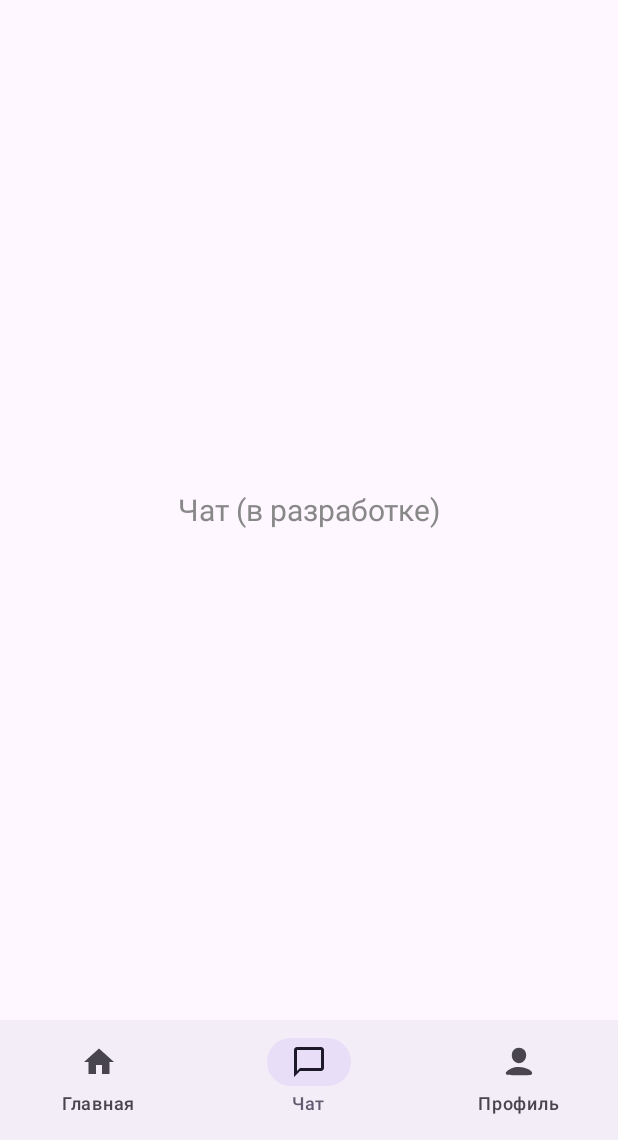
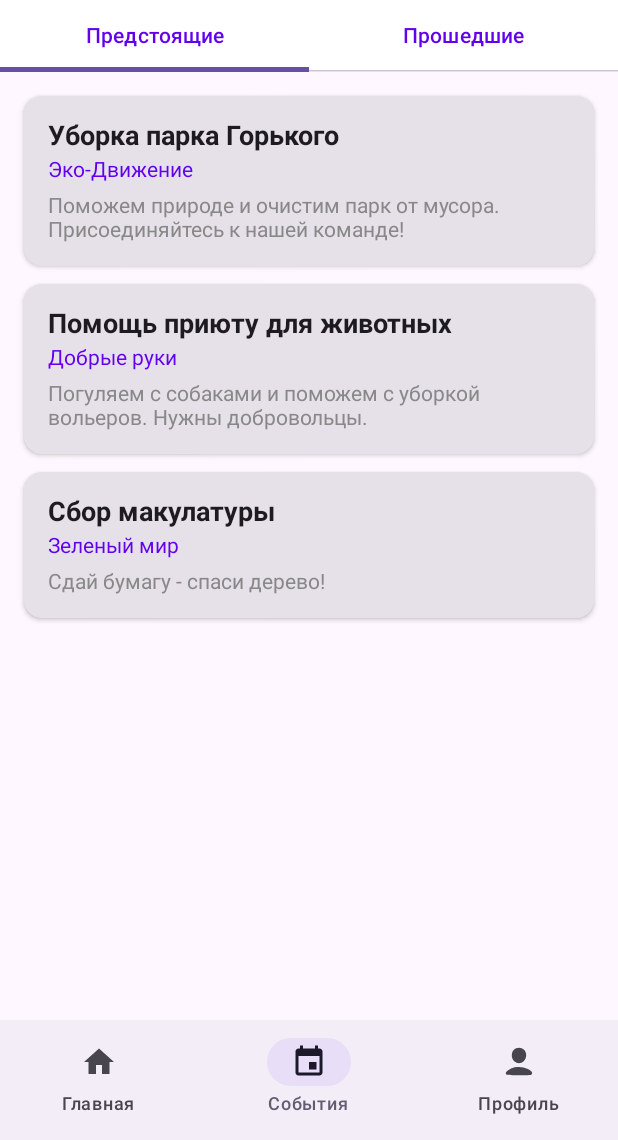
Before and after one commit to kwerbert/volunteer_plus, an Android app built with Jetpack Compose: the composable MainAppScreen shown on its own in the app's theme, item 2 of the bottom bar chosen, on a phone screen of 412 x 824 dp, the part 96-1236 px from its top. Run offline under Robolectric (Android 15) with nearby library versions, the phone set to English and light mode, and no system bars; our stand-ins replace Dagger/Hilt's generated code.

Commit message:
feat: перенос навигации на Compose, добавлены экраны Home и Events, настроен Hilt

```diff
--- a/android/app/src/main/AndroidManifest.xml
+++ b/android/app/src/main/AndroidManifest.xml
@@ -10,6 +10,7 @@
         android:roundIcon="@mipmap/ic_launcher_round"
         android:label="@string/app_name"
         android:supportsRtl="true"
+        android:usesCleartextTraffic="true"
         android:theme="@style/Theme.MyApplication">
 
         <activity
--- a/android/app/src/main/java/com/example/myapplication/ComposeTestActivity.kt
+++ b/android/app/src/main/java/com/example/myapplication/ComposeTestActivity.kt
@@ -4,7 +4,9 @@ import android.os.Bundle
 import androidx.activity.ComponentActivity
 import androidx.activity.compose.setContent
 import androidx.compose.runtime.*
+import dagger.hilt.android.AndroidEntryPoint
 
+@AndroidEntryPoint
 class ComposeTestActivity : ComponentActivity() {
     override fun onCreate(savedInstanceState: Bundle?) {
         super.onCreate(savedInstanceState)
--- a/android/app/src/main/java/com/example/myapplication/MainAppScreen.kt
+++ b/android/app/src/main/java/com/example/myapplication/MainAppScreen.kt
@@ -1,9 +1,6 @@
 package com.example.myapplication
 
-import androidx.compose.foundation.background
 import androidx.compose.foundation.layout.*
-import androidx.compose.foundation.lazy.LazyColumn
-import androidx.compose.foundation.lazy.items
 import androidx.compose.material.icons.Icons
 import androidx.compose.material.icons.filled.ExitToApp
 import androidx.compose.material3.*
@@ -12,22 +9,15 @@ import androidx.compose.ui.Alignment
 import androidx.compose.ui.Modifier
 import androidx.compose.ui.graphics.Color
 import androidx.compose.ui.res.painterResource
-import androidx.compose.ui.text.font.FontWeight
-import androidx.compose.ui.unit.dp
 import androidx.compose.ui.unit.sp
-import com.example.myapplication.data.models.EventItem
-import com.example.myapplication.data.models.OrganizationInfo
+import com.example.myapplication.ui.screens.EventsScreen
 
 @OptIn(ExperimentalMaterial3Api::class)
 @Composable
-fun MainAppScreen(onLogoutClick: () -> Unit) {
+fun MainAppScreen(
+    onLogoutClick: () -> Unit
+) {
     var selectedTab by remember { mutableIntStateOf(0) }
-
-    // Ваши реальные данные для демонстрации
-    val fakeEvents = listOf(
-        EventItem(1, "Уборка парка", OrganizationInfo(1, "Эко-Движение", null, 4.9f, true), "15 мая", descriptionPreview = "Поможем природе"),
-        EventItem(2, "Приют для животных", OrganizationInfo(2, "Добрые руки", null, 4.8f, true), "18 мая", descriptionPreview = "Погуляем с собаками")
-    )
 
     Scaffold(
         topBar = {
@@ -43,14 +33,13 @@ fun MainAppScreen(onLogoutClick: () -> Unit) {
         },
         bottomBar = {
             NavigationBar {
-                // Используем ВАШИ иконки из drawable!
                 NavigationBarItem(
                     icon = { Icon(painterResource(id = R.drawable.ic_home), contentDescription = null) },
                     label = { Text("Главная") }, selected = selectedTab == 0, onClick = { selectedTab = 0 }
                 )
                 NavigationBarItem(
-                    icon = { Icon(painterResource(id = R.drawable.ic_chat), contentDescription = null) },
-                    label = { Text("Чат") }, selected = selectedTab == 1, onClick = { selectedTab = 1 }
+                    icon = { Icon(painterResource(id = R.drawable.ic_events), contentDescription = null) },
+                    label = { Text("События") }, selected = selectedTab == 1, onClick = { selectedTab = 1 }
                 )
                 NavigationBarItem(
                     icon = { Icon(painterResource(id = R.drawable.ic_profile), contentDescription = null) },
@@ -61,29 +50,9 @@ fun MainAppScreen(onLogoutClick: () -> Unit) {
     ) { padding ->
         Box(modifier = Modifier.padding(padding)) {
             when (selectedTab) {
-                0 -> HomeFeed(fakeEvents)
-                1 -> CenterText("Чат (в разработке)")
+                0 -> CenterText("Лента (Главная) - в разработке")
+                1 -> EventsScreen() // <-- Подключили наш новый экран!
                 2 -> CenterText("Профиль (в разработке)")
-            }
-        }
-    }
-}
-
-@Composable
-fun HomeFeed(events: List<EventItem>) {
-    Column(modifier = Modifier.fillMaxSize().background(Color(0xFFF5F5F5))) {
-        Text("Мероприятия", fontSize = 24.sp, fontWeight = FontWeight.Bold, modifier = Modifier.padding(16.dp))
-        LazyColumn(modifier = Modifier.padding(horizontal = 16.dp), verticalArrangement = Arrangement.spacedBy(12.dp)) {
-            items(events) { event ->
-                Card(modifier = Modifier.fillMaxWidth(), elevation = CardDefaults.cardElevation(defaultElevation = 4.dp)) {
-                    Column(modifier = Modifier.padding(16.dp)) {
-                        Text(event.title, fontSize = 18.sp, fontWeight = FontWeight.Bold)
-                        Spacer(modifier = Modifier.height(4.dp))
-                        Text(event.organization.name, fontSize = 14.sp, color = Color(0xFF6200EE))
-                        Spacer(modifier = Modifier.height(8.dp))
-                        Text(event.descriptionPreview ?: "Описание отсутствует", fontSize = 14.sp, color = Color.Gray)
-                    }
-                }
             }
         }
     }
--- a/android/app/src/main/java/com/example/myapplication/MyApplication.kt
+++ b/android/app/src/main/java/com/example/myapplication/MyApplication.kt
@@ -1,3 +1,7 @@
 package com.example.myapplication
+
 import android.app.Application
+import dagger.hilt.android.HiltAndroidApp
+
+@HiltAndroidApp
 class MyApplication : Application()
--- /dev/null
+++ b/android/app/src/main/java/com/example/myapplication/ui/screens/EventsScreen.kt
@@ -0,0 +1,101 @@
+package com.example.myapplication.ui.screens
+
+import androidx.compose.foundation.layout.*
+import androidx.compose.foundation.lazy.LazyColumn
+import androidx.compose.foundation.lazy.items
+import androidx.compose.material3.*
+import androidx.compose.runtime.*
+import androidx.compose.ui.Alignment
+import androidx.compose.ui.Modifier
+import androidx.compose.ui.graphics.Color
+import androidx.compose.ui.text.font.FontWeight
+import androidx.compose.ui.unit.dp
+import androidx.compose.ui.unit.sp
+import androidx.hilt.navigation.compose.hiltViewModel
+import com.example.myapplication.data.models.EventItem
+import com.example.myapplication.ui.viewmodels.EventsViewModel
+
+@OptIn(ExperimentalMaterial3Api::class)
+@Composable
+fun EventsScreen(
+    viewModel: EventsViewModel = hiltViewModel()
+) {
+    val uiState by viewModel.uiState.collectAsState()
+    var selectedTab by remember { mutableIntStateOf(0) }
+
+    Column(modifier = Modifier.fillMaxSize()) {
+        TabRow(
+            selectedTabIndex = selectedTab,
+            containerColor = Color.White,
+            contentColor = Color(0xFF6200EE)
+        ) {
+            Tab(
+                selected = selectedTab == 0,
+                onClick = { selectedTab = 0; viewModel.selectTab(0) },
+                text = { Text("Предстоящие") }
+            )
+            Tab(
+                selected = selectedTab == 1,
+                onClick = { selectedTab = 1; viewModel.selectTab(1) },
+                text = { Text("Прошедшие") }
+            )
+        }
+
+        when (val state = uiState) {
+            is EventsViewModel.UiState.Loading -> {
+                Box(Modifier.fillMaxSize(), contentAlignment = Alignment.Center) {
+                    CircularProgressIndicator(color = Color(0xFF6200EE))
+                }
+            }
+            is EventsViewModel.UiState.Error -> {
+                Box(Modifier.fillMaxSize(), contentAlignment = Alignment.Center) {
+                    Text("Ошибка: ${state.message}", color = Color.Red)
+                }
+            }
+            is EventsViewModel.UiState.Empty -> {
+                Box(Modifier.fillMaxSize(), contentAlignment = Alignment.Center) {
+                    Text(state.message, color = Color.Gray)
+                }
+            }
+            is EventsViewModel.UiState.Success -> {
+                LazyColumn(
+                    modifier = Modifier.fillMaxSize(),
+                    contentPadding = PaddingValues(16.dp),
+                    verticalArrangement = Arrangement.spacedBy(12.dp)
+                ) {
+                    items(state.events) { event ->
+                        EventCard(event)
+                    }
+                }
+            }
+        }
+    }
+}
+
+@Composable
+fun EventCard(event: EventItem) {
+    Card(
+        modifier = Modifier.fillMaxWidth(),
+        elevation = CardDefaults.cardElevation(defaultElevation = 2.dp)
+    ) {
+        Column(modifier = Modifier.padding(16.dp)) {
+            Text(
+                text = event.title,
+                fontSize = 18.sp,
+                fontWeight = FontWeight.Bold
+            )
+            Spacer(modifier = Modifier.height(4.dp))
+            Text(
+                text = event.organization.name,
+                fontSize = 14.sp,
+                color = Color(0xFF6200EE)
+            )
+            Spacer(modifier = Modifier.height(8.dp))
+            Text(
+                text = event.descriptionPreview ?: "Описание отсутствует",
+                fontSize = 14.sp,
+                color = Color.Gray
+            )
+        }
+    }
+}
--- /dev/null
+++ b/android/app/src/main/java/com/example/myapplication/ui/viewmodels/EventsViewModel.kt
@@ -0,0 +1,58 @@
+package com.example.myapplication.ui.viewmodels
+
+import androidx.lifecycle.ViewModel
+import com.example.myapplication.data.models.EventItem
+import com.example.myapplication.data.models.OrganizationInfo
+import dagger.hilt.android.lifecycle.HiltViewModel
+import kotlinx.coroutines.flow.MutableStateFlow
+import kotlinx.coroutines.flow.StateFlow
+import kotlinx.coroutines.flow.asStateFlow
+import javax.inject.Inject
+
+@HiltViewModel
+class EventsViewModel @Inject constructor() : ViewModel() {
+
+    sealed class UiState {
+        object Loading : UiState()
+        data class Success(val events: List<EventItem>) : UiState()
+        data class Empty(val message: String) : UiState()
+        data class Error(val message: String) : UiState()
+    }
+
+    private val _uiState = MutableStateFlow<UiState>(UiState.Success(getUpcomingEvents()))
+    val uiState: StateFlow<UiState> = _uiState.asStateFlow()
+
+    fun selectTab(tabIndex: Int) {
+        if (tabIndex == 0) {
+            _uiState.value = UiState.Success(getUpcomingEvents())
+        } else {
+            _uiState.value = UiState.Empty("Нет прошедших мероприятий (заглушка)")
+        }
+    }
+
+    private fun getUpcomingEvents(): List<EventItem> {
+        return listOf(
+            EventItem(
+                id = 1L,
+                title = "Уборка парка Горького",
+                organization = OrganizationInfo(1L, "Эко-Движение"),
+                startTime = "15 мая 2026",
+                descriptionPreview = "Поможем природе и очистим парк от мусора. Присоединяйтесь к нашей команде!"
+            ),
+            EventItem(
+                id = 2L,
+                title = "Помощь приюту для животных",
+                organization = OrganizationInfo(2L, "Добрые руки"),
+                startTime = "20 мая 2026",
+                descriptionPreview = "Погуляем с собаками и поможем с уборкой вольеров. Нужны добровольцы."
+            ),
+            EventItem(
+                id = 3L,
+                title = "Сбор макулатуры",
+                organization = OrganizationInfo(3L, "Зеленый мир"),
+                startTime = "25 мая 2026",
+                descriptionPreview = "Сдай бумагу - спаси дерево!"
+            )
+        )
+    }
+}
```
Also changed, not shown: android/app/src/main/java/com/example/myapplication/data/api/FeedApi.kt (added, +15 -0 lines), android/app/src/main/java/com/example/myapplication/data/models/FeedResponse.kt (added, +17 -0 lines), android/app/src/main/java/com/example/myapplication/data/repository/FeedRepository.kt (added, +20 -0 lines), android/app/src/main/java/com/example/myapplication/di/NetworkModule.kt (+21 -1 lines), android/app/src/main/java/com/example/myapplication/ui/viewmodels/HomeViewModel.kt (added, +40 -0 lines), 1 other file.
